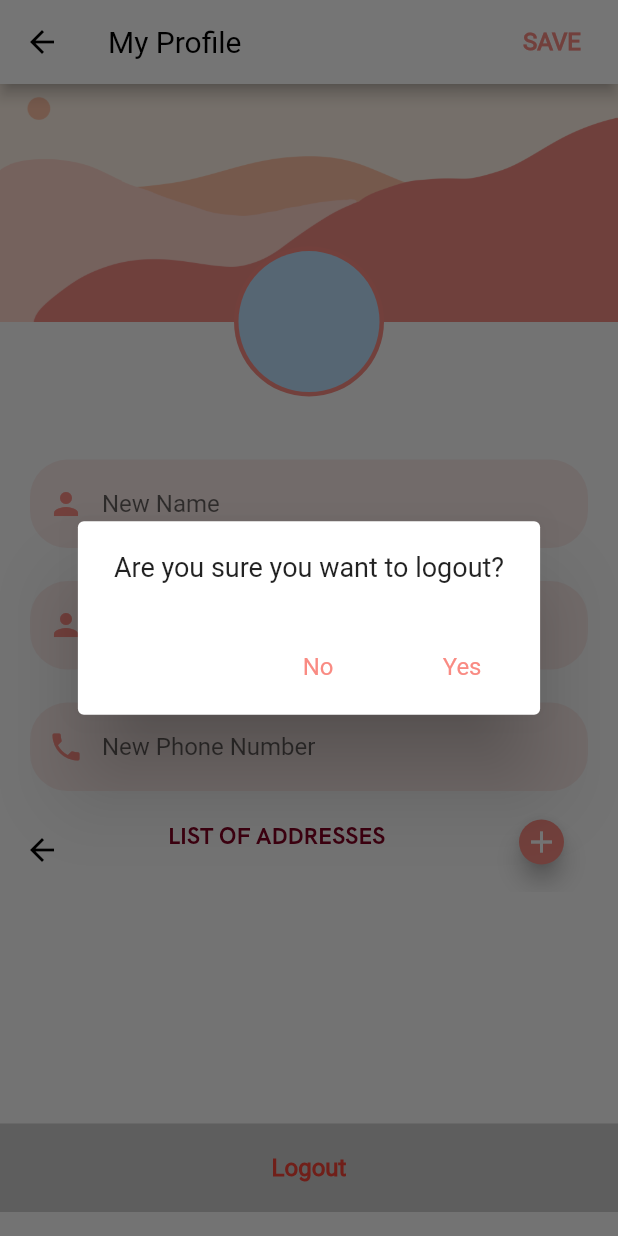
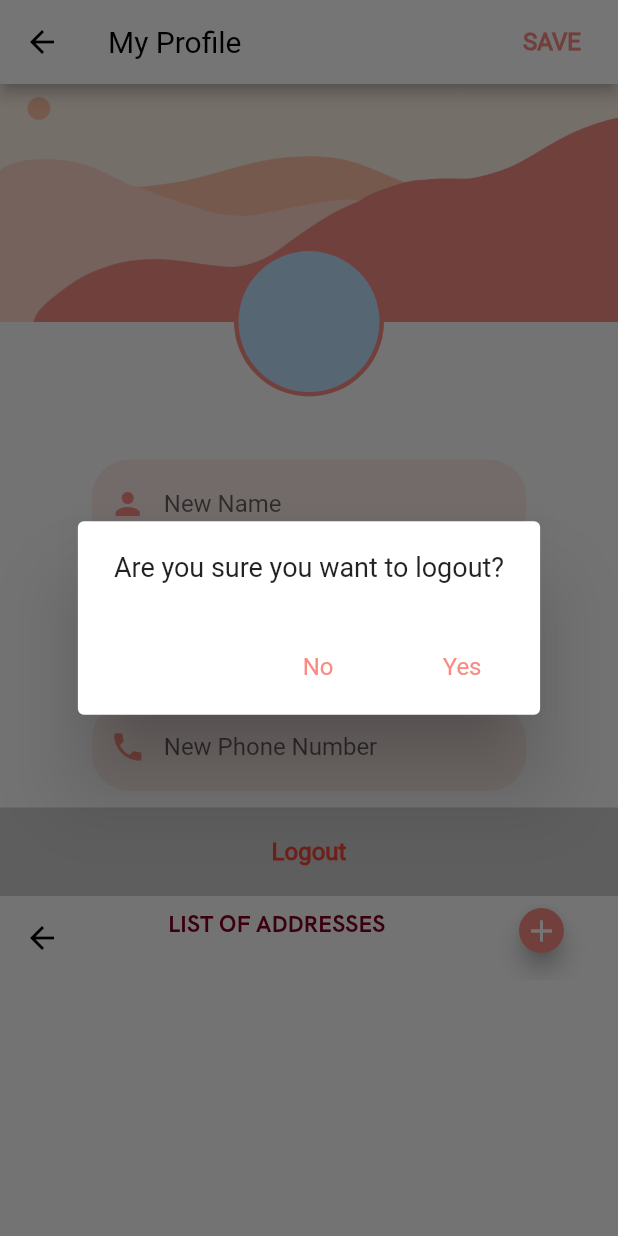
Before and after one commit to cs3216team8/groupbuyapp, a Flutter app: the ProfileSettingsScreen screen opened directly with empty values, after a tap on "Logout", on a phone screen of 412 x 824 dp. Run offline on Flutter 3.47's test engine with Material 2 defaults, Android fonts, the phone set to English and light mode, and no system bars; our stand-ins replace cloud_firestore, firebase_auth, firebase_core, firebase_storage, flushbar, flutter_datetime_picker and 5 more; missing offline and left inert: apple_sign_in, dash_chat, flutter_facebook_login; accounts and stored records are empty; network calls fail; Roboto replaces fonts that are missing (Hind, Nunita).

Commit message:
Fix profile settings input size.

```diff
--- a/groupbuyapp/lib/pages_and_widgets/profile/profile_settings_widget.dart
+++ b/groupbuyapp/lib/pages_and_widgets/profile/profile_settings_widget.dart
@@ -138,41 +138,15 @@ class _ProfileSettingsScreenState extends State<ProfileSettingsScreen> {
           )
         ]
       ),
-      floatingActionButton: GestureDetector(
-        onTap: () {
-          showDialog(
-            context: context,
-            builder: (BuildContext context) => _logoutConfirmation(context),
-          );
-        },
-        child: Container(
-          color: Color(0xFFCDCDCD),
-          child:
-            InkWell(
-              splashColor: Theme.of(context).primaryColor.withAlpha(30),
-              child: Container(
-                  width: MediaQuery.of(context).size.width,
-                  padding: EdgeInsets.all(20),
-                  child: Text(
-                    'Logout',
-                    textAlign: TextAlign.center,
-                    style: TextStyle(
-                      fontWeight: FontWeight.bold,
-                      color: Colors.red,
-                      fontSize: 16
-                    )
-                  )
-              ),
-            )
-        ),
-      ),
-      floatingActionButtonLocation: FloatingActionButtonLocation.centerFloat,
       resizeToAvoidBottomInset: false,
       body: CustomScrollView(
         slivers: <Widget>[
           SliverList(
             delegate: SliverChildListDelegate(
               [
+                Column(
+                  crossAxisAlignment: CrossAxisAlignment.center,
+                  children: <Widget>[
                     Container(
                         constraints: BoxConstraints.loose(Size.fromHeight(53.9/ 140.23 *MediaQuery. of(context).size.width)),
                         decoration: BoxDecoration(image: DecorationImage(image: ExactAssetImage('assets/banner-profile.png', ))),
@@ -242,6 +216,36 @@ class _ProfileSettingsScreenState extends State<ProfileSettingsScreen> {
                     // InputHorizontal(itemText: "Phone Number", controller: phoneNumberController, enabled: true),
                     // InputHorizontal(itemText: "Email", controller: emailController, enabled: false),
 
+                    GestureDetector(
+                      onTap: () {
+                        showDialog(
+                          context: context,
+                          builder: (BuildContext context) => _logoutConfirmation(context),
+                        );
+                      },
+                      child: Container(
+                          color: Color(0xFFCDCDCD),
+                          child:
+                          InkWell(
+                            splashColor: Theme.of(context).primaryColor.withAlpha(30),
+                            child: Container(
+                                width: MediaQuery.of(context).size.width,
+                                padding: EdgeInsets.all(20),
+                                child: Text(
+                                    'Logout',
+                                    textAlign: TextAlign.center,
+                                    style: TextStyle(
+                                        fontWeight: FontWeight.bold,
+                                        color: Colors.red,
+                                        fontSize: 16
+                                    )
+                                )
+                            ),
+                          )
+                      ),
+                    )
+                  ],
+                ),
               ],
             ),
           ),
@@ -353,12 +357,15 @@ class _ProfileSettingsScreenState extends State<ProfileSettingsScreen> {
                         key: Key(address),
                         direction: DismissDirection.startToEnd,
                         background: Container(color: Colors.black26,),
-                        child: ListTile(
-                          title: Text(address),
-                          trailing: IconButton(
+                        child: Row(
+                          mainAxisAlignment: MainAxisAlignment.spaceBetween,
+                          children: [
+                            Text(address),
+                            IconButton(
                               icon: Icon(Icons.delete_rounded),
                               onPressed: () => _deleteAddress(index),
                             ),
+                          ],
                         ),
                         onDismissed: (direction) {
                           _deleteAddress(index);
@@ -372,7 +379,7 @@ class _ProfileSettingsScreenState extends State<ProfileSettingsScreen> {
           SliverList(
             delegate: SliverChildListDelegate(
               [
-                SizedBox(height: 100,),
+                SizedBox(height: 20,),
               ]
             ),
           )
```
Lines whose indentation alone changed are shown as unchanged.
